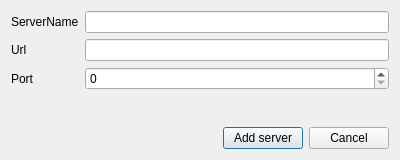
Qt form src/dialogaddserver.ui (GothicMultiplayerAccrescere/Launcher) before a commit.
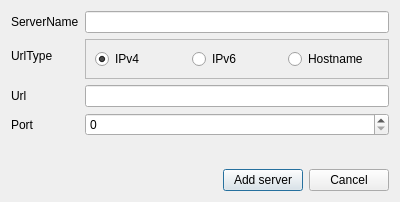
The same form after that commit.

Commit message: Implemented ipv4 ipv6 and hostname insertion possibility with regex validation.

```diff
--- a/src/dialogaddserver.ui
+++ b/src/dialogaddserver.ui
@@ -7,7 +7,7 @@
     <x>0</x>
     <y>0</y>
     <width>400</width>
-    <height>160</height>
+    <height>202</height>
    </rect>
   </property>
   <property name="windowTitle">
@@ -16,14 +16,14 @@
   <layout class="QVBoxLayout" name="verticalLayout">
    <item>
     <layout class="QFormLayout" name="formLayout">
-     <item row="2" column="0">
+     <item row="3" column="0">
       <widget class="QLabel" name="label">
        <property name="text">
         <string>Url</string>
        </property>
       </widget>
      </item>
-     <item row="2" column="1">
+     <item row="3" column="1">
       <widget class="QLineEdit" name="editUrl">
        <property name="inputMethodHints">
         <set>Qt::ImhUrlCharactersOnly</set>
@@ -44,20 +44,66 @@
        </property>
       </widget>
      </item>
-     <item row="3" column="0">
+     <item row="4" column="0">
       <widget class="QLabel" name="label_3">
        <property name="text">
         <string>Port</string>
        </property>
       </widget>
      </item>
-     <item row="3" column="1">
+     <item row="4" column="1">
       <widget class="QSpinBox" name="editPort">
        <property name="maximum">
         <number>65535</number>
        </property>
       </widget>
      </item>
+     <item row="2" column="0">
+      <widget class="QLabel" name="label_4">
+       <property name="text">
+        <string>UrlType</string>
+       </property>
+       <property name="alignment">
+        <set>Qt::AlignBottom|Qt::AlignLeading|Qt::AlignLeft</set>
+       </property>
+      </widget>
+     </item>
+     <item row="2" column="1">
+      <widget class="QFrame" name="frame">
+       <property name="frameShape">
+        <enum>QFrame::StyledPanel</enum>
+       </property>
+       <property name="frameShadow">
+        <enum>QFrame::Raised</enum>
+       </property>
+       <layout class="QHBoxLayout" name="horizontalLayout_2">
+        <item>
+         <widget class="QRadioButton" name="rbt_IPv4">
+          <property name="text">
+           <string>IPv4</string>
+          </property>
+          <property name="checked">
+           <bool>true</bool>
+          </property>
+         </widget>
+        </item>
+        <item>
+         <widget class="QRadioButton" name="rbt_IPv6">
+          <property name="text">
+           <string>IPv6</string>
+          </property>
+         </widget>
+        </item>
+        <item>
+         <widget class="QRadioButton" name="rbt_IPHostname">
+          <property name="text">
+           <string>Hostname</string>
+          </property>
+         </widget>
+        </item>
+       </layout>
+      </widget>
+     </item>
     </layout>
    </item>
    <item>
```
The commit also changes 2 other files.
